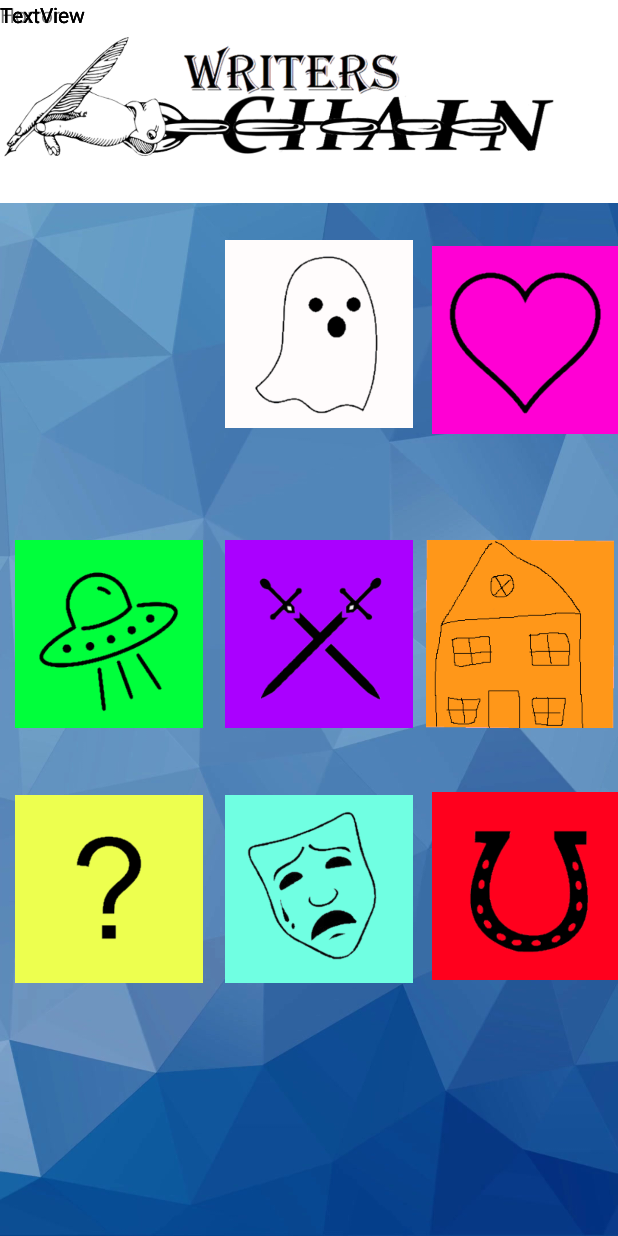
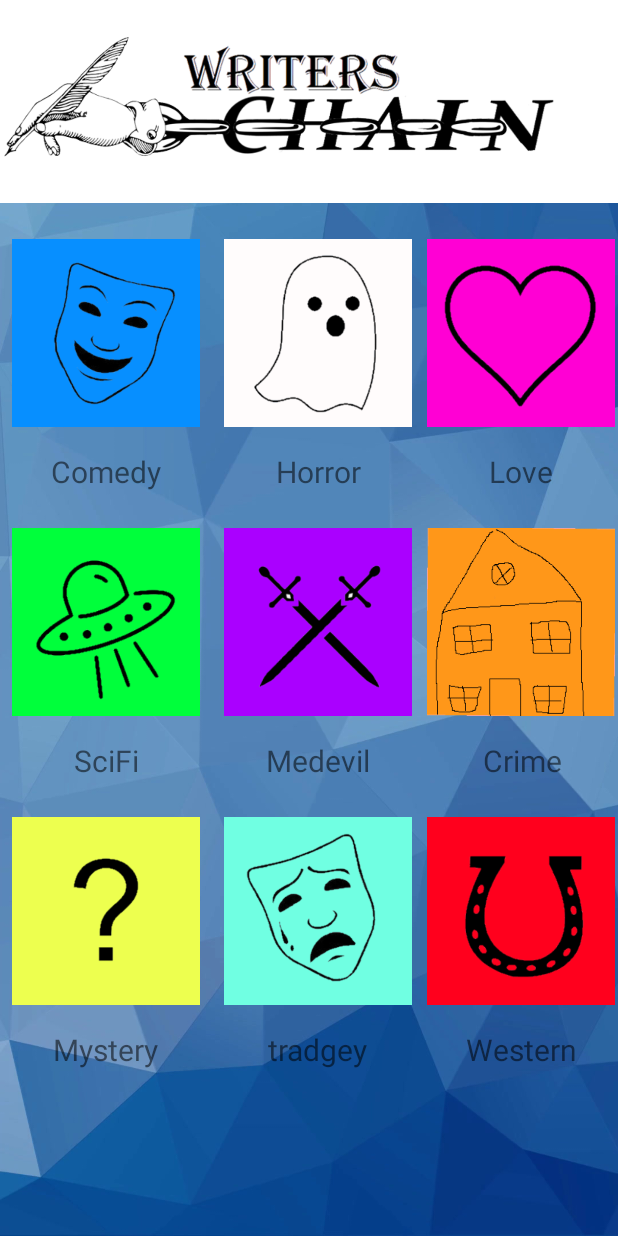
Before and after one commit to GerardODwyer/Writer-sChain, an Android app: the layout genre.xml on its own in the app's theme, with its tools: preview values and no code run, on a phone screen of 412 x 824 dp. Run offline under Robolectric (Android 15) with nearby library versions, the light colour scheme and no system bars.

Commit message:
Added genre activity

```diff
--- a/app/src/main/AndroidManifest.xml
+++ b/app/src/main/AndroidManifest.xml
@@ -21,6 +21,7 @@
         <activity android:name=".ChainRecyclerView" />
         <activity android:name=".MainActivity">
         </activity>
+        <activity android:name=".GenreActivity"/>
     </application>
 
 </manifest>
--- a/app/src/main/res/layout/genre.xml
+++ b/app/src/main/res/layout/genre.xml
@@ -9,95 +9,94 @@
     android:background="@drawable/background">
 
     <ImageView
-        android:id="@+id/imageView3"
+        android:id="@+id/image_comedy"
         android:layout_width="125dp"
         android:layout_height="125dp"
-        app:srcCompat="@drawable/comedy"
-        tools:layout_editor_absoluteX="10dp"
-        tools:layout_editor_absoluteY="164dp" />
+        android:layout_marginTop="24dp"
+        android:layout_marginLeft="8dp"
+        app:layout_constraintStart_toStartOf="parent"
+        app:layout_constraintTop_toBottomOf="@id/image_header"
+        app:srcCompat="@drawable/comedy" />
 
     <ImageView
-        android:id="@+id/imageView5"
+        android:id="@+id/image_horror"
         android:layout_width="125dp"
         android:layout_height="125dp"
-        android:layout_marginStart="150dp"
-        android:layout_marginTop="160dp"
-        app:layout_constraintStart_toStartOf="parent"
-        app:layout_constraintTop_toTopOf="parent"
+        android:layout_marginLeft="16dp"
+        app:layout_constraintStart_toEndOf="@id/image_comedy"
+        app:layout_constraintTop_toTopOf="@id/image_comedy"
         app:srcCompat="@drawable/horror" />
 
     <ImageView
-        android:id="@+id/imageView9"
+        android:id="@+id/image_medieval"
         android:layout_width="125dp"
         android:layout_height="125dp"
-        android:layout_marginStart="150dp"
-        android:layout_marginTop="360dp"
-        app:layout_constraintStart_toStartOf="parent"
-        app:layout_constraintTop_toTopOf="parent"
+       android:layout_marginLeft="16dp"
+        app:layout_constraintStart_toEndOf="@id/image_scifi"
+        app:layout_constraintTop_toTopOf="@id/image_scifi"
         app:srcCompat="@drawable/medieval" />
 
     <ImageView
-        android:id="@+id/imageView10"
+        android:id="@+id/image_love"
         android:layout_width="125dp"
         android:layout_height="125dp"
-        android:layout_marginStart="288dp"
-        android:layout_marginTop="164dp"
-        app:layout_constraintStart_toStartOf="parent"
-        app:layout_constraintTop_toTopOf="parent"
+        android:layout_marginLeft="8dp"
+        app:layout_constraintEnd_toEndOf="parent"
+        app:layout_constraintStart_toEndOf="@id/image_horror"
+        app:layout_constraintTop_toTopOf="@id/image_horror"
         app:srcCompat="@drawable/romance" />
 
     <ImageView
-        android:id="@+id/imageView11"
+        android:id="@+id/image_scifi"
         android:layout_width="125dp"
         android:layout_height="125dp"
-        android:layout_marginStart="10dp"
-        android:layout_marginTop="360dp"
+        android:layout_marginStart="8dp"
+        android:layout_marginTop="24dp"
         app:layout_constraintStart_toStartOf="parent"
-        app:layout_constraintTop_toTopOf="parent"
+        app:layout_constraintTop_toBottomOf="@id/text_comedy"
         app:srcCompat="@drawable/scifi" />
 
     <ImageView
-        android:id="@+id/imageView12"
+        android:id="@+id/image_tragedy"
         android:layout_width="125dp"
         android:layout_height="125dp"
-        android:layout_marginStart="150dp"
-        android:layout_marginTop="530dp"
-        app:layout_constraintStart_toStartOf="parent"
-        app:layout_constraintTop_toTopOf="parent"
+        android:layout_marginStart="16dp"
+        app:layout_constraintStart_toEndOf="@id/image_mystery"
+        app:layout_constraintTop_toTopOf="@id/image_mystery"
         app:srcCompat="@drawable/tragedy" />
 
     <ImageView
-        android:id="@+id/imageView13"
+        android:id="@+id/image_mystery"
         android:layout_width="125dp"
         android:layout_height="125dp"
-        android:layout_marginStart="10dp"
-        android:layout_marginTop="530dp"
+        android:layout_marginStart="8dp"
+        android:layout_marginTop="24dp"
         app:layout_constraintStart_toStartOf="parent"
-        app:layout_constraintTop_toTopOf="parent"
+        app:layout_constraintTop_toBottomOf="@id/text_scifi"
         app:srcCompat="@drawable/unknown" />
 
     <ImageView
-        android:id="@+id/imageView14"
+        android:id="@+id/image_western"
         android:layout_width="125dp"
         android:layout_height="125dp"
-        android:layout_marginStart="288dp"
-        android:layout_marginTop="528dp"
-        app:layout_constraintStart_toStartOf="parent"
-        app:layout_constraintTop_toTopOf="parent"
+        android:layout_marginStart="8dp"
+        app:layout_constraintEnd_toEndOf="parent"
+        app:layout_constraintStart_toEndOf="@id/image_tragedy"
+        app:layout_constraintTop_toTopOf="@id/image_tragedy"
         app:srcCompat="@drawable/western" />
 
     <ImageView
-        android:id="@+id/imageView16"
+        android:id="@+id/image_ci"
         android:layout_width="125dp"
         android:layout_height="125dp"
-        android:layout_marginStart="284dp"
-        android:layout_marginTop="360dp"
-        app:layout_constraintStart_toStartOf="parent"
-        app:layout_constraintTop_toTopOf="parent"
+        android:layout_marginLeft="8dp"
+        app:layout_constraintEnd_toEndOf="parent"
+        app:layout_constraintStart_toEndOf="@id/image_medieval"
+        app:layout_constraintTop_toTopOf="@id/image_medieval"
         app:srcCompat="@drawable/ci" />
 
     <ImageView
-        android:id="@+id/imageView"
+        android:id="@+id/image_header"
         android:layout_width="wrap_content"
         android:layout_height="135dp"
         app:layout_constraintEnd_toEndOf="parent"
@@ -107,74 +106,102 @@
         app:srcCompat="@drawable/banner" />
 
     <TextView
-        android:id="@+id/textView"
-        android:layout_width="87dp"
-        android:layout_height="35dp"
-        android:text="Horror"
-        tools:layout_editor_absoluteX="38dp"
-        tools:layout_editor_absoluteY="304dp" />
+        android:id="@+id/text_comedy"
+        android:layout_width="wrap_content"
+        android:layout_height="wrap_content"
+        android:layout_marginTop="16dp"
+        android:text="Comedy"
+        android:textSize="20sp"
+        app:layout_constraintEnd_toEndOf="@+id/image_comedy"
+        app:layout_constraintStart_toStartOf="@+id/image_comedy"
+        app:layout_constraintTop_toBottomOf="@id/image_comedy" />
 
     <TextView
-        android:id="@+id/textView2"
+        android:id="@+id/text_horror"
         android:layout_width="wrap_content"
         android:layout_height="wrap_content"
-        android:text="TextView"
-        tools:layout_editor_absoluteX="178dp"
-        tools:layout_editor_absoluteY="304dp" />
+        android:layout_marginTop="16dp"
+        android:text="Horror"
+        android:textSize="20sp"
+        app:layout_constraintEnd_toEndOf="@+id/image_horror"
+        app:layout_constraintStart_toStartOf="@+id/image_horror"
+        app:layout_constraintTop_toBottomOf="@+id/image_horror" />
 
     <TextView
-        android:id="@+id/textView3"
+        android:id="@+id/text_love"
         android:layout_width="wrap_content"
         android:layout_height="wrap_content"
-        android:text="TextView"
-        tools:layout_editor_absoluteX="323dp"
-        tools:layout_editor_absoluteY="302dp" />
+        android:text="Love"
+        android:textSize="20sp"
+        android:layout_marginTop="16dp"
+        app:layout_constraintEnd_toEndOf="@+id/image_love"
+        app:layout_constraintStart_toStartOf="@+id/image_love"
+        app:layout_constraintTop_toBottomOf="@+id/image_love" />
 
     <TextView
-        android:id="@+id/textView4"
+        android:id="@+id/text_scifi"
         android:layout_width="wrap_content"
         android:layout_height="wrap_content"
-        android:text="TextView"
-        tools:layout_editor_absoluteX="36dp"
-        tools:layout_editor_absoluteY="494dp" />
+        android:text="SciFi"
+        android:layout_marginTop="16dp"
+        android:textSize="20sp"
+        app:layout_constraintTop_toBottomOf="@id/image_scifi"
+        app:layout_constraintEnd_toEndOf="@+id/image_scifi"
+        app:layout_constraintStart_toStartOf="@+id/image_scifi"
+        />
 
     <TextView
-        android:id="@+id/textView5"
+        android:id="@+id/text_medevil"
         android:layout_width="wrap_content"
         android:layout_height="wrap_content"
-        android:text="TextView"
-        tools:layout_editor_absoluteX="169dp"
-        tools:layout_editor_absoluteY="494dp" />
+        android:text="Medevil"
+        android:textSize="20sp"
+        android:layout_marginTop="16dp"
+        app:layout_constraintEnd_toEndOf="@+id/image_medieval"
+        app:layout_constraintStart_toStartOf="@+id/image_medieval"
+        app:layout_constraintTop_toBottomOf="@+id/image_medieval" />
 
     <TextView
-        android:id="@+id/textView6"
+        android:id="@+id/text_ci"
         android:layout_width="wrap_content"
         android:layout_height="wrap_content"
-        android:text="TextView"
-        tools:layout_editor_absoluteX="314dp"
-        tools:layout_editor_absoluteY="492dp" />
+        android:text="Crime"
+        android:textSize="20sp"
+        android:layout_marginTop="16dp"
+        app:layout_constraintEnd_toEndOf="parent"
+        app:layout_constraintStart_toStartOf="@+id/image_ci"
+        app:layout_constraintTop_toBottomOf="@+id/image_ci" />
 
     <TextView
-        android:id="@+id/textView7"
+        android:id="@+id/text_mystery"
         android:layout_width="wrap_content"
         android:layout_height="wrap_content"
-        android:text="TextView"
-        tools:layout_editor_absoluteX="38dp"
-        tools:layout_editor_absoluteY="668dp" />
+        android:text="Mystery"
+        android:textSize="20sp"
+        android:layout_marginTop="16dp"
+        app:layout_constraintEnd_toEndOf="@+id/image_mystery"
+        app:layout_constraintStart_toStartOf="@+id/image_mystery"
+        app:layout_constraintTop_toBottomOf="@+id/image_mystery" />
 
     <TextView
-        android:id="@+id/textView8"
+        android:id="@+id/text_tradgey"
         android:layout_width="wrap_content"
         android:layout_height="wrap_content"
-        android:text="TextView"
-        tools:layout_editor_absoluteX="174dp"
-        tools:layout_editor_absoluteY="674dp" />
+        android:text="tradgey"
+        android:textSize="20sp"
+        android:layout_marginTop="16dp"
+        app:layout_constraintEnd_toEndOf="@+id/image_tragedy"
+        app:layout_constraintStart_toStartOf="@+id/image_tragedy"
+        app:layout_constraintTop_toBottomOf="@+id/image_tragedy" />
 
     <TextView
-        android:id="@+id/textView9"
+        android:id="@+id/text_western"
         android:layout_width="wrap_content"
         android:layout_height="wrap_content"
-        android:text="TextView"
-        tools:layout_editor_absoluteX="318dp"
-        tools:layout_editor_absoluteY="670dp" />
+        android:text="Western"
+        android:textSize="20sp"
+        android:layout_marginTop="16dp"
+        app:layout_constraintEnd_toEndOf="@+id/image_western"
+        app:layout_constraintStart_toStartOf="@+id/image_western"
+        app:layout_constraintTop_toBottomOf="@+id/image_western" />
 </androidx.constraintlayout.widget.ConstraintLayout>
--- a/app/src/main/res/values/colors.xml
+++ b/app/src/main/res/values/colors.xml
@@ -3,4 +3,7 @@
     <color name="colorPrimary">#008577</color>
     <color name="colorPrimaryDark">#00574B</color>
     <color name="colorAccent">#D81B60</color>
+
+    <color name="color_white">#FFFFFF</color>
+    <color name="color_dark">#121212</color>
 </resources>
```
Also changed, not shown: app/src/main/java/com/example/writerchainapp/GenreActivity.java (added, +108 -0 lines), app/src/main/java/com/example/writerchainapp/MainActivity.java (+24 -7 lines), app/src/main/res/layout/activity_main.xml (+57 -65 lines).
